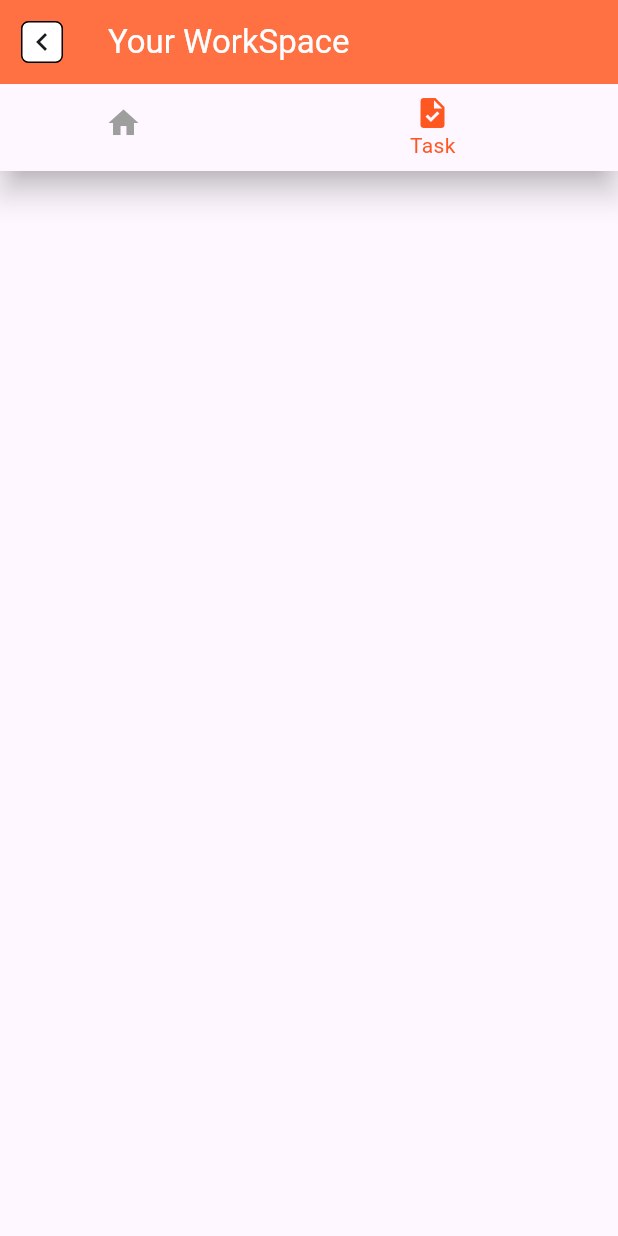
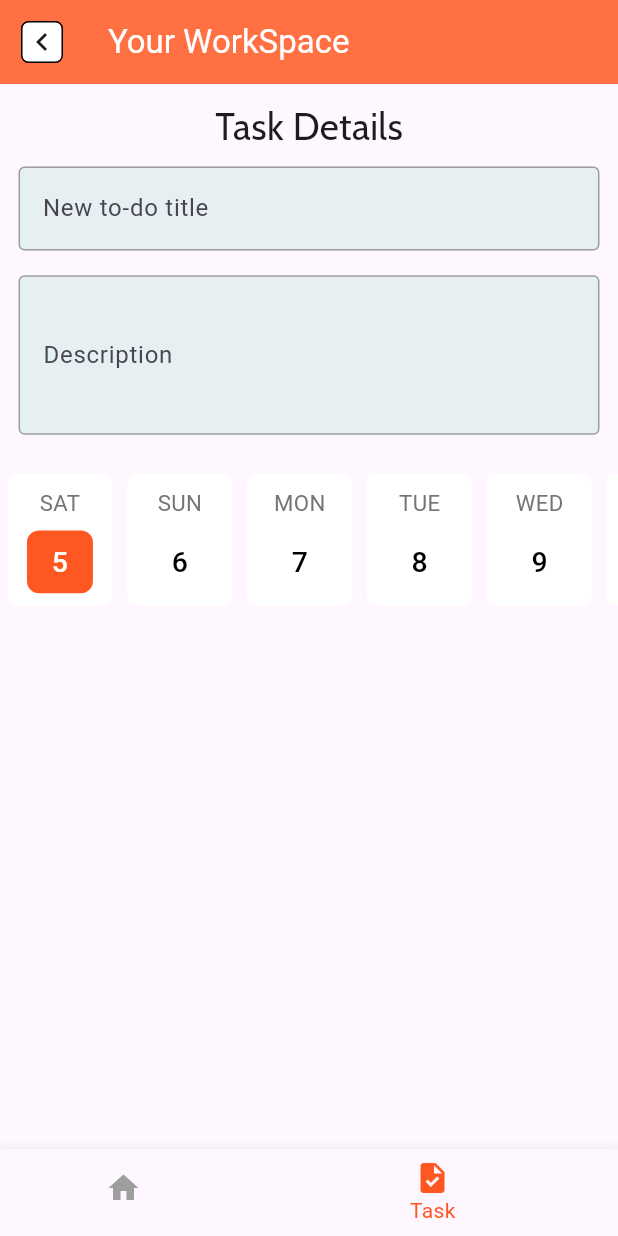
Before and after one commit to Suryansh160/ToDo_app, a Flutter app: the ToDoScreen screen opened by its route, item 2 of the bottom bar chosen, on a phone screen of 412 x 824 dp. Run offline on Flutter 3.47's test engine with Material 3 defaults, Android fonts, the phone set to English and light mode, and no system bars; our stand-ins replace google_fonts.

Commit message:
added task page

```diff
--- a/lib/screens/ToDoScreen.dart
+++ b/lib/screens/ToDoScreen.dart
@@ -1,6 +1,7 @@
 import 'package:flutter/material.dart';
 
 import '/main.dart';
+import '../widgets/taskPage.dart';
 
 class ToDoScreen extends StatefulWidget {
   const ToDoScreen({super.key});
@@ -18,7 +19,7 @@ class _ToDoScreenState extends State<ToDoScreen> {
     });
   }
 
-  // final List<Widget> _pages = [HomePage(), TaskPage()];
+  final List<Widget> _pages = [Center(), TaskPage()];
 
   @override
   Widget build(BuildContext context) {
@@ -42,7 +43,8 @@ class _ToDoScreenState extends State<ToDoScreen> {
         title: Text('Your WorkSpace', style: TextStyle(color: Colors.white)),
         backgroundColor: Colors.deepOrange[400],
       ),
-      body: BottomNavigationBar(
+      body: _pages[_selectedIndex],
+      bottomNavigationBar: BottomNavigationBar(
         backgroundColor: Colors.white,
         type: BottomNavigationBarType.shifting,
         selectedLabelStyle: TextStyle(color: Colors.black),
--- /dev/null
+++ b/lib/widgets/datePicker.dart
@@ -0,0 +1,91 @@
+import 'package:flutter/material.dart';
+
+import 'package:intl/intl.dart';
+
+class Datepicker extends StatefulWidget {
+  final Function(DateTime) onDateSelected;
+
+  const Datepicker({super.key, required this.onDateSelected});
+
+  @override
+  State<Datepicker> createState() => _DatepickerState();
+}
+
+class _DatepickerState extends State<Datepicker> {
+  int selectedIndex = 0;
+  final List<DateTime> days = List.generate(
+    30,
+    (index) => DateTime.now().add(Duration(days: index)),
+  );
+  @override
+  Widget build(BuildContext context) {
+    final screenHeight = MediaQuery.of(context).size.height;
+    final screenWidth = MediaQuery.of(context).size.width;
+    return SizedBox(
+      height: screenHeight * 0.13,
+      child: ListView.builder(
+        itemCount: days.length,
+        scrollDirection: Axis.horizontal,
+        itemBuilder: (context, index) {
+          final date = days[index];
+          final dayName = DateFormat('EEE').format(date);
+          final dayNumber = date.day.toString();
+          final isSelected = selectedIndex == index;
+
+          return GestureDetector(
+            onTap: () {
+              setState(() {
+                selectedIndex = index;
+              });
+              widget.onDateSelected(date);
+            },
+            child: Container(
+              width: screenWidth * 0.17,
+              margin: EdgeInsets.symmetric(
+                horizontal: screenWidth * 0.012,
+                vertical: screenHeight * 0.012,
+              ),
+              decoration: BoxDecoration(
+                color: Colors.white,
+                borderRadius: BorderRadius.circular(5),
+              ),
+              child: Column(
+                mainAxisAlignment: MainAxisAlignment.center,
+                children: <Widget>[
+                  Text(
+                    dayName.toUpperCase(),
+                    style: TextStyle(
+                      color: Colors.grey.shade600,
+                      fontWeight: FontWeight.w400,
+                      fontSize: screenHeight * 0.018,
+                    ),
+                  ),
+                  SizedBox(height: screenHeight * 0.01),
+                  Container(
+                    decoration: BoxDecoration(
+                      color: isSelected ? Colors.deepOrange : Colors.white,
+
+                      borderRadius: BorderRadius.circular(8),
+                    ),
+                    padding: EdgeInsets.symmetric(
+                      horizontal: screenWidth * 0.04,
+                      vertical: screenHeight * 0.009,
+                    ),
+                    child: Text(
+                      dayNumber,
+                      style: TextStyle(
+                        color: isSelected ? Colors.white : Colors.black,
+                        fontWeight: FontWeight.w500,
+                        fontSize: screenHeight * 0.023,
+                      ),
+                    ),
+                  ),
+                ],
+              ),
+            ),
+          );
+        },
+      ),
+    );
+  }
+}
--- /dev/null
+++ b/lib/widgets/taskPage.dart
@@ -0,0 +1,101 @@
+import 'package:flutter/material.dart';
+import 'package:google_fonts/google_fonts.dart';
+
+import '../widgets/datePicker.dart';
+
+class TaskPage extends StatelessWidget {
+  const TaskPage({super.key});
+
+  @override
+  Widget build(BuildContext context) {
+    final screenHeight = MediaQuery.of(context).size.height;
+    final screenWidth = MediaQuery.of(context).size.width;
+    DateTime date;
+
+    TextEditingController _titleController = TextEditingController();
+    TextEditingController _descriptionController = TextEditingController();
+
+    return Scaffold(
+      body: Column(
+        children: <Widget>[
+          Padding(
+            padding: const EdgeInsets.all(10.0),
+            child: Text(
+              'Task Details',
+              style: GoogleFonts.cabin(
+                fontWeight: FontWeight.w400,
+                fontSize: screenHeight * 0.03,
+              ),
+            ),
+          ),
+          Container(
+            padding: EdgeInsets.symmetric(horizontal: screenWidth * 0.03),
+            child: TextFormField(
+              controller: _titleController,
+              decoration: InputDecoration(
+                labelText: 'New to-do title',
+                filled: true,
+                fillColor: Color.fromARGB(255, 230, 240, 243),
+                floatingLabelStyle: TextStyle(
+                  color: Theme.of(context).primaryColor,
+                ),
+                enabledBorder: OutlineInputBorder(
+                  borderSide: BorderSide(color: Colors.grey),
+                ),
+                focusedBorder: OutlineInputBorder(
+                  borderSide: BorderSide(
+                    color: const Color.fromARGB(255, 243, 169, 146),
+                  ),
+                ),
+
+                // floatingLabelBehavior: FloatingLabelBehavior.always,
+              ),
+            ),
+          ),
+          Container(
+            // height: screenHeight * 0.9,
+            padding: EdgeInsets.only(
+              left: screenWidth * 0.03,
+              right: screenWidth * 0.03,
+              top: screenHeight * 0.02,
+            ),
+            child: TextFormField(
+              controller: _descriptionController,
+
+              decoration: InputDecoration(
+                contentPadding: EdgeInsets.symmetric(
+                  vertical: screenHeight * 0.05,
+                  horizontal: screenWidth * 0.03,
+                ),
+                labelText: 'Description',
+                filled: true,
+                fillColor: Color.fromARGB(255, 230, 240, 243),
+                floatingLabelStyle: TextStyle(
+                  color: Theme.of(context).primaryColor,
+                ),
+                enabledBorder: OutlineInputBorder(
+                  borderSide: BorderSide(color: Colors.grey),
+                ),
+                focusedBorder: OutlineInputBorder(
+                  borderSide: BorderSide(
+                    color: const Color.fromARGB(255, 243, 169, 146),
+                  ),
+                ),
+              ),
+            ),
+          ),
+
+          SizedBox(height: screenHeight * 0.02),
+          Datepicker(
+            onDateSelected: (selectedDate) {
+              date = selectedDate;
+              print(date);
+              print(_titleController.text);
+              print(_descriptionController.text);
+            },
+          ),
+        ],
+      ),
+    );
+  }
+}
--- a/pubspec.yaml
+++ b/pubspec.yaml
@@ -10,6 +10,7 @@ dependencies:
   flutter:
     sdk: flutter
   google_fonts: ^6.1.0
+  intl: ^0.20.2
 
 dev_dependencies:
   flutter_test:
```
Also changed, not shown: lib/widgets/newTask.dart (deleted, +0 -10 lines), pubspec.lock.
